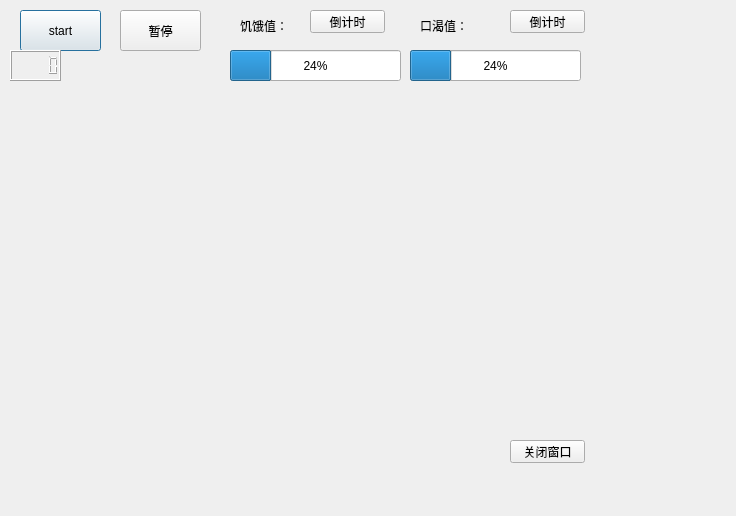
This is untitled.ui in liangxiaya/traffic-lights as Qt 5 draws it before an edit. The edited form follows.
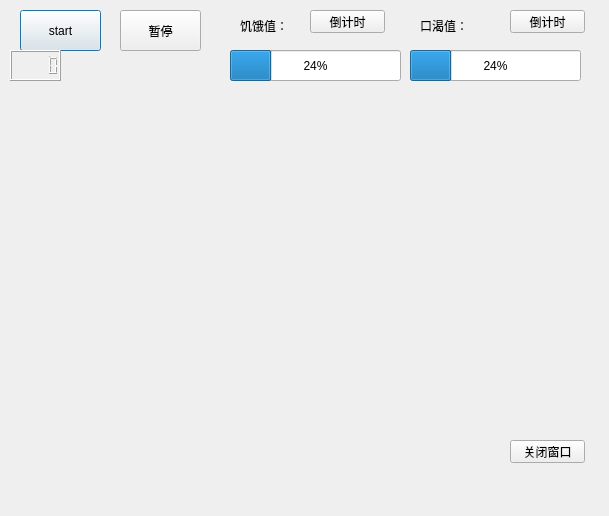
This is the edited form. Icons and pictures are not drawn.

Diff of the .ui file:
```diff
--- a/untitled.ui
+++ b/untitled.ui
@@ -6,7 +6,7 @@
    <rect>
     <x>0</x>
     <y>0</y>
-    <width>736</width>
+    <width>609</width>
     <height>516</height>
    </rect>
   </property>
```
